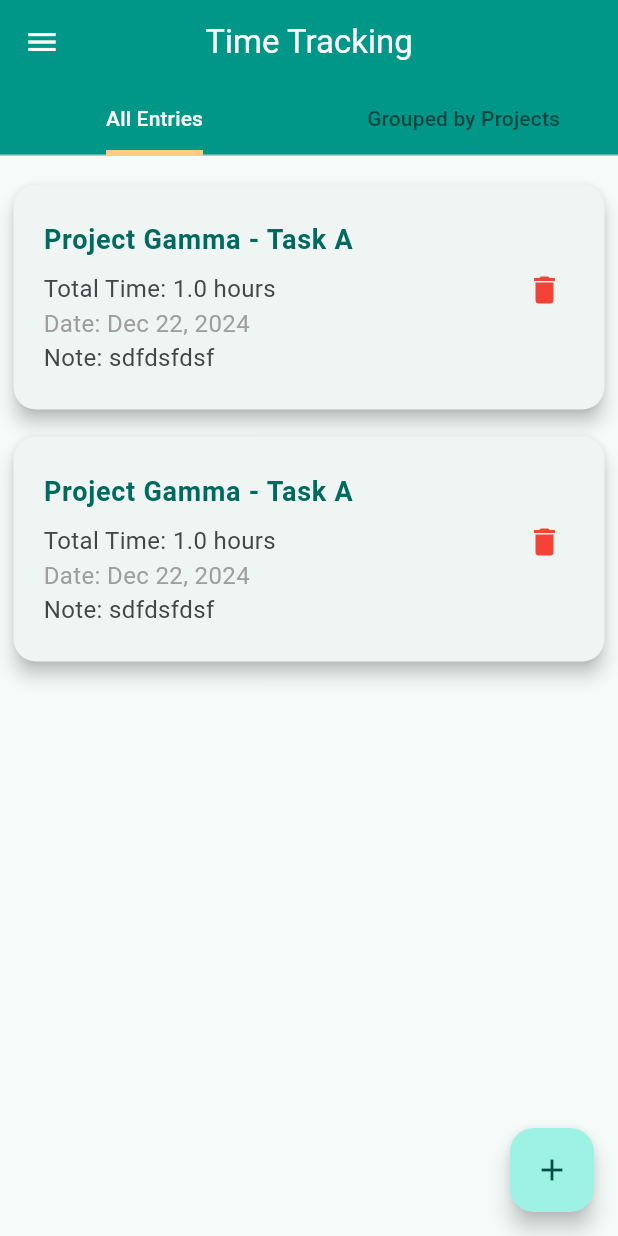
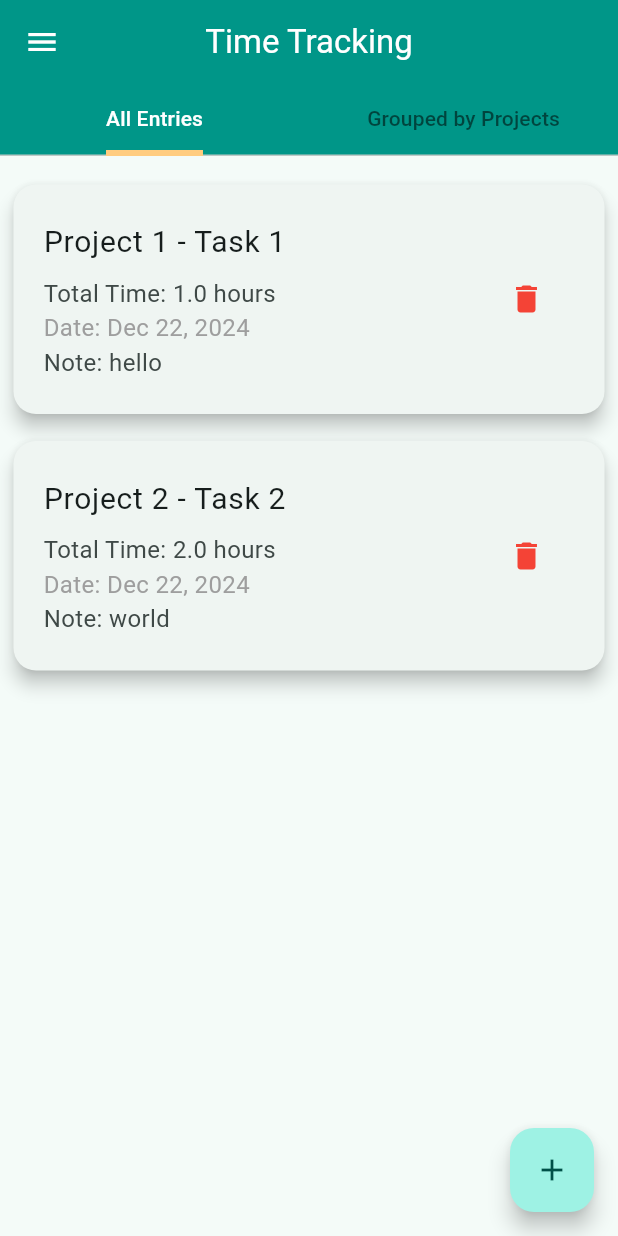
Before and after one commit to BadieF9/Time_Tracker, a Flutter app: the screen it shows after launch, on a phone screen of 412 x 824 dp. Run offline on Flutter 3.47's test engine with Material 3 defaults, Android fonts, the phone set to English and light mode, and no system bars; our stand-ins replace localstorage.

Commit message:
Home Screen is now dynamic

```diff
--- a/lib/home_screen.dart
+++ b/lib/home_screen.dart
@@ -45,12 +45,10 @@ class _HomeScreenState extends State<HomeScreen>
         ),
       ),
       drawer: Drawer(
-        // This is the sidebar
         child: ListView(
           padding: EdgeInsets.zero,
           children: <Widget>[
             const DrawerHeader(
-                // Header of the sidebar
                 decoration: BoxDecoration(
                   color: Colors.teal,
                 ),
@@ -64,7 +62,6 @@ class _HomeScreenState extends State<HomeScreen>
                   ),
                 )),
             ListTile(
-              // Item in the sidebar
               leading: const Icon(
                 Icons.folder,
                 color: Colors.black,
@@ -82,7 +79,6 @@ class _HomeScreenState extends State<HomeScreen>
               },
             ),
             ListTile(
-              // Item in the sidebar
               leading: const Icon(Icons.assignment, color: Colors.black),
               title: const Text('Tasks'),
               onTap: () {
@@ -104,7 +100,6 @@ class _HomeScreenState extends State<HomeScreen>
           children: const [AllEntriesScreen(), GroupedByProjectsScreen()]),
       floatingActionButton: FloatingActionButton(
         onPressed: () {
-          // Navigate to the screen to add a new time entry
           Navigator.push(
             context,
             MaterialPageRoute(builder: (context) => const AddTimeEntryScreen()),
@@ -122,9 +117,8 @@ class AllEntriesScreen extends StatelessWidget {
 
   @override
   Widget build(BuildContext context) {
-    final theme = Theme.of(context);
     final timeEntryProvider = Provider.of<TimeEntryProvider>(context);
-    // final projectTaskProvider = Provider.of<ProjectTaskProvider>(context);
+    final projectTaskProvider = Provider.of<ProjectTaskProvider>(context);
 
     return Padding(
         padding: const EdgeInsets.fromLTRB(5, 15, 5, 15),
@@ -143,24 +137,12 @@ class AllEntriesScreen extends StatelessWidget {
                       padding: const EdgeInsets.fromLTRB(4, 15, 4, 15),
                       child: ListTile(
                         title: Text(
-                          "Project Gamma - Task A",
-                          style: TextStyle(
-                            fontSize: 18,
-                            color: theme.colorScheme.primary,
-                            fontWeight: FontWeight.w600,
+                          '${projectTaskProvider.getProjectById(entry.projectId)?.name} - ${projectTaskProvider.getTaskById(entry.taskId)?.name}',
+                          style: const TextStyle(fontSize: 20),
                         ),
-                        ),
-                        // title: Text(
-                        //   '${projectTaskProvider.getProjectById(entry.projectId)?.name} - \$${projectTaskProvider.getTaskById(entry.taskId)?.name}',
-                        //   style: const TextStyle(fontSize: 20),
-                        // ),
                         subtitle: Padding(
                           padding: const EdgeInsets.only(top: 8),
-                          child: Row(
-                            mainAxisAlignment: MainAxisAlignment.spaceBetween,
-                            crossAxisAlignment: CrossAxisAlignment.start,
-                            children: [
-                              Column(
+                          child: Column(
                             crossAxisAlignment: CrossAxisAlignment.start,
                             children: [
                               Text(
@@ -178,12 +160,15 @@ class AllEntriesScreen extends StatelessWidget {
                               )
                             ],
                           ),
-                              const Icon(
+                        ),
+                        trailing: IconButton(
+                          icon: const Icon(
                             Icons.delete,
                             color: Colors.red,
-                              )
-                            ],
                           ),
+                          onPressed: () {
+                            timeEntryProvider.removeTimeEntry(entry.id);
+                          },
                         ),
                         onTap: () {
                           Navigator.push(
@@ -230,7 +215,7 @@ class GroupedByProjectsScreen extends StatelessWidget {
                     padding: const EdgeInsets.fromLTRB(4, 15, 4, 15),
                     child: ListTile(
                       title: Text(
-                        "Project Gamma - Task A",
+                        project.name,
                         style: TextStyle(
                           fontSize: 18,
                           color: theme.colorScheme.primary,
--- a/lib/providers/time_entry_provider.dart
+++ b/lib/providers/time_entry_provider.dart
@@ -15,14 +15,14 @@ class TimeEntryProvider with ChangeNotifier {
         taskId: "1",
         totalTime: 1,
         date: DateTime.now(),
-        notes: "sdfdsfdsf"));
+        notes: "hello"));
     addTimeEntry(TimeEntry(
-        id: "1",
-        projectId: "1",
-        taskId: "1",
-        totalTime: 1,
+        id: "2",
+        projectId: "2",
+        taskId: "2",
+        totalTime: 2,
         date: DateTime.now(),
-        notes: "sdfdsfdsf"));
+        notes: "world"));
   }
 
   void _loadTimeEntriesFromStorage() async {
@@ -44,7 +44,7 @@ class TimeEntryProvider with ChangeNotifier {
     return _entries.where((entry) => entry.projectId == projectId).toList();
   }
 
-  void deleteTimeEntry(String id) {
+  void removeTimeEntry(String id) {
     _entries.removeWhere((entry) => entry.id == id);
     notifyListeners();
   }
```
Lines whose indentation alone changed are shown as unchanged.
